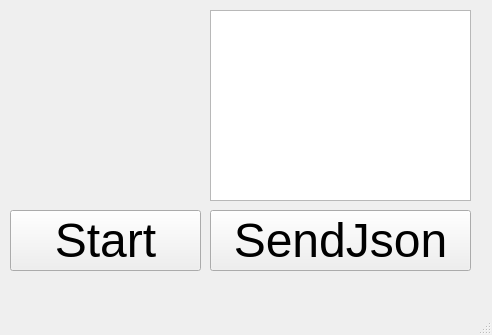
Before: the Qt Designer form Lab18/TestPrologServerGui/mainwindow.ui in Inlucker/FILP, drawn with Qt 5.
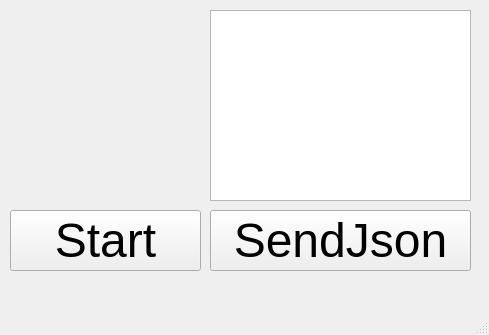
After: the same form once the commit is applied.

Commit message: ITS WORKING! Prolog recieves json, solves, and sends back (still need fix somethings for NxN different maps)

```diff
--- a/Lab18/TestPrologServerGui/mainwindow.ui
+++ b/Lab18/TestPrologServerGui/mainwindow.ui
@@ -6,7 +6,7 @@
    <rect>
     <x>0</x>
     <y>0</y>
-    <width>492</width>
+    <width>489</width>
     <height>335</height>
    </rect>
   </property>
```
Left out of the diff: 4 changed lines with no effect on the pictures. The commit also changes 2 other files.
